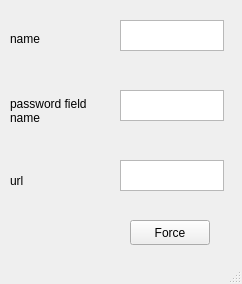
Old version of the form mainwindow.ui in the repository CommanderSpinner/brute_force_C.
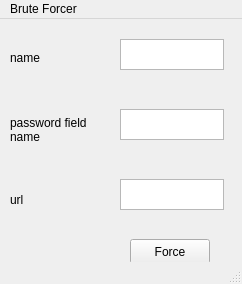
New version of the form.

Diff of the .ui file:
```diff
--- a/mainwindow.ui
+++ b/mainwindow.ui
@@ -104,9 +104,15 @@
      <x>0</x>
      <y>0</y>
      <width>242</width>
-     <height>22</height>
+     <height>23</height>
     </rect>
    </property>
+   <widget class="QMenu" name="menuBrute_Forcer">
+    <property name="title">
+     <string>Brute Forcer</string>
+    </property>
+   </widget>
+   <addaction name="menuBrute_Forcer"/>
   </widget>
   <widget class="QStatusBar" name="statusbar"/>
  </widget>
```
